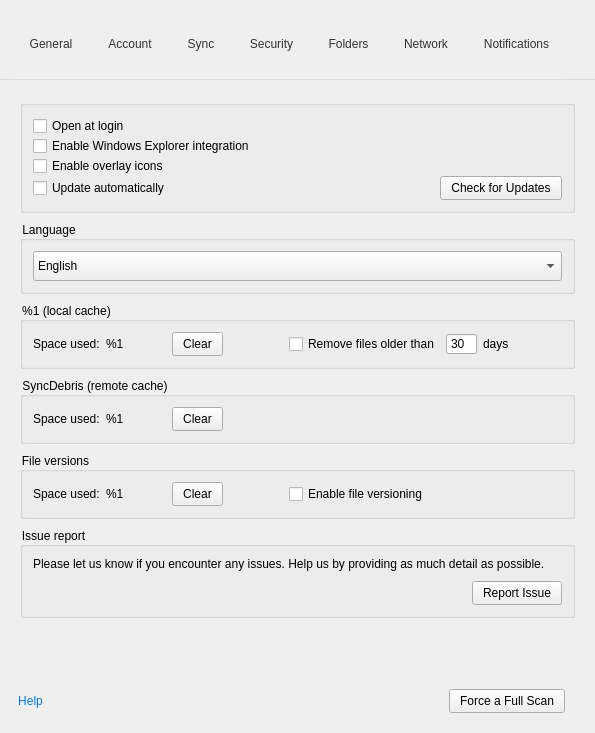
Old version of the form src/MEGASync/gui/win/SettingsDialog.ui in the repository meganz/MEGAsync.
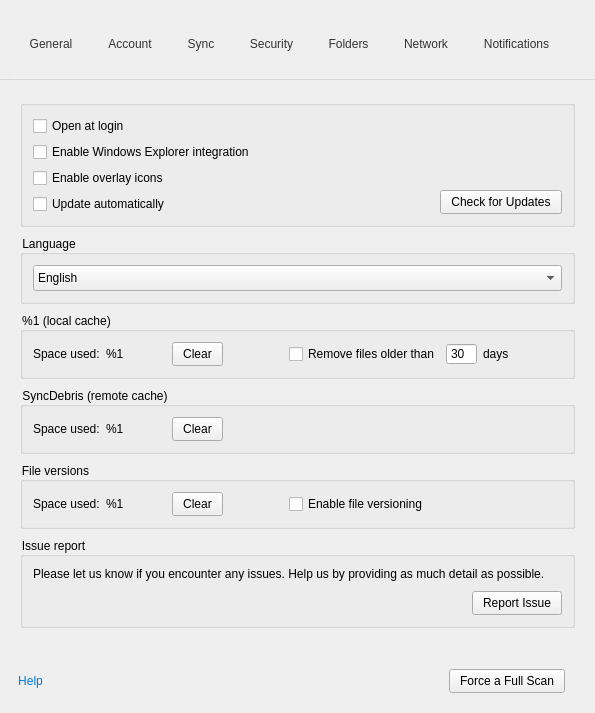
New version of the form. Icons and pictures are not drawn. Custom widgets are drawn as their Qt base class.

Commit message: Settings dialog .ui, windows: put update button and options in separate layouts to avoid height interference

The edit to the form file:
```diff
--- a/src/MEGASync/gui/win/SettingsDialog.ui
+++ b/src/MEGASync/gui/win/SettingsDialog.ui
@@ -10,7 +10,7 @@
     <x>0</x>
     <y>0</y>
     <width>595</width>
-    <height>733</height>
+    <height>696</height>
    </rect>
   </property>
   <property name="windowTitle">
@@ -576,10 +576,7 @@
        </property>
        <item>
         <widget class="QGroupBox" name="gGeneral">
-         <layout class="QVBoxLayout" name="gGeneralLayout">
-          <property name="spacing">
-           <number>0</number>
-          </property>
+         <layout class="QHBoxLayout" name="horizontalLayout">
           <property name="leftMargin">
            <number>10</number>
           </property>
@@ -592,6 +589,8 @@
           <property name="bottomMargin">
            <number>10</number>
           </property>
+          <item>
+           <layout class="QVBoxLayout" name="optionsLayout">
           <item>
            <widget class="QCheckBox" name="cStartOnStartup">
             <property name="enabled">
@@ -635,21 +634,6 @@
            </widget>
           </item>
           <item>
-           <widget class="QWidget" name="wUpdateSection" native="true">
-            <layout class="QHBoxLayout" name="lUpdateSection">
-             <property name="leftMargin">
-              <number>0</number>
-             </property>
-             <property name="topMargin">
-              <number>0</number>
-             </property>
-             <property name="rightMargin">
-              <number>0</number>
-             </property>
-             <property name="bottomMargin">
-              <number>0</number>
-             </property>
-             <item>
               <widget class="QCheckBox" name="cAutoUpdate">
                <property name="enabled">
                 <bool>true</bool>
@@ -665,21 +649,34 @@
                </property>
               </widget>
              </item>
-             <item>
-              <spacer name="horizontalSpacer_6">
-               <property name="orientation">
-                <enum>Qt::Horizontal</enum>
-               </property>
-               <property name="sizeHint" stdset="0">
-                <size>
-                 <width>40</width>
-                 <height>20</height>
-                </size>
-               </property>
-              </spacer>
-             </item>
+           </layout>
+          </item>
+          <item alignment="Qt::AlignRight|Qt::AlignBottom">
+           <widget class="QWidget" name="bUpdateWidget" native="true">
+            <layout class="QHBoxLayout" name="bUpdateWidgetLayout">
+             <property name="spacing">
+              <number>0</number>
+             </property>
+             <property name="leftMargin">
+              <number>0</number>
+             </property>
+             <property name="topMargin">
+              <number>0</number>
+             </property>
+             <property name="rightMargin">
+              <number>0</number>
+             </property>
+             <property name="bottomMargin">
+              <number>0</number>
+             </property>
              <item>
               <widget class="QPushButton" name="bUpdate">
+               <property name="sizePolicy">
+                <sizepolicy hsizetype="Maximum" vsizetype="Fixed">
+                 <horstretch>0</horstretch>
+                 <verstretch>0</verstretch>
+                </sizepolicy>
+               </property>
                <property name="focusPolicy">
                 <enum>Qt::StrongFocus</enum>
                </property>
```
Lines whose indentation alone changed are shown as unchanged.
